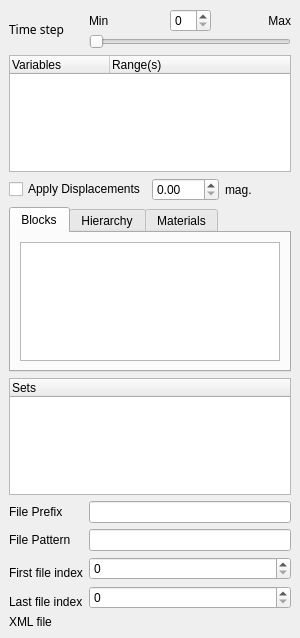
The window that Qt/Components/Resources/UI/pqExodusPanel.ui (wildmichael/ParaView3-enhancements-old) describes before a commit, drawn with Qt 5.
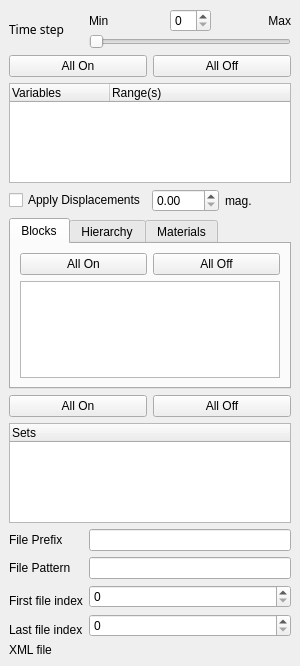
The same window after the commit. Custom widgets are drawn as their Qt base class.

Commit message: ENH:  Add All On/All Off buttons in the Exodus panel.       Fix off by one when DisplayType (1 based indexing) was       linked with QTabBar (0 based indexing).

```diff
--- a/Qt/Components/Resources/UI/pqExodusPanel.ui
+++ b/Qt/Components/Resources/UI/pqExodusPanel.ui
@@ -9,7 +9,7 @@
     <x>0</x>
     <y>0</y>
     <width>300</width>
-    <height>638</height>
+    <height>666</height>
    </rect>
   </property>
   <property name="sizePolicy" >
@@ -30,7 +30,159 @@
    <property name="spacing" >
     <number>6</number>
    </property>
-   <item row="10" column="1" >
+   <item row="7" column="0" >
+    <widget class="QLabel" name="label_7" >
+     <property name="sizePolicy" >
+      <sizepolicy>
+       <hsizetype>5</hsizetype>
+       <vsizetype>5</vsizetype>
+       <horstretch>0</horstretch>
+       <verstretch>0</verstretch>
+      </sizepolicy>
+     </property>
+     <property name="text" >
+      <string>File Prefix</string>
+     </property>
+     <property name="wordWrap" >
+      <bool>true</bool>
+     </property>
+    </widget>
+   </item>
+   <item row="4" column="0" colspan="2" >
+    <widget class="QTabWidget" name="DisplayType" >
+     <property name="currentIndex" >
+      <number>0</number>
+     </property>
+     <widget class="QWidget" name="tab_3" >
+      <attribute name="title" >
+       <string>Blocks</string>
+      </attribute>
+      <layout class="QGridLayout" >
+       <property name="margin" >
+        <number>9</number>
+       </property>
+       <property name="spacing" >
+        <number>6</number>
+       </property>
+       <item row="1" column="0" >
+        <widget class="QListWidget" name="BlockArrayStatus" >
+         <property name="minimumSize" >
+          <size>
+           <width>0</width>
+           <height>5</height>
+          </size>
+         </property>
+        </widget>
+       </item>
+       <item row="0" column="0" >
+        <layout class="QHBoxLayout" >
+         <property name="margin" >
+          <number>0</number>
+         </property>
+         <property name="spacing" >
+          <number>6</number>
+         </property>
+         <item>
+          <widget class="QPushButton" name="BlocksAllOn" >
+           <property name="text" >
+            <string>All On</string>
+           </property>
+          </widget>
+         </item>
+         <item>
+          <widget class="QPushButton" name="BlocksAllOff" >
+           <property name="text" >
+            <string>All Off</string>
+           </property>
+          </widget>
+         </item>
+        </layout>
+       </item>
+      </layout>
+     </widget>
+     <widget class="QWidget" name="tab" >
+      <attribute name="title" >
+       <string>Hierarchy</string>
+      </attribute>
+      <layout class="QGridLayout" >
+       <property name="margin" >
+        <number>9</number>
+       </property>
+       <property name="spacing" >
+        <number>6</number>
+       </property>
+       <item row="0" column="0" >
+        <layout class="QHBoxLayout" >
+         <property name="margin" >
+          <number>0</number>
+         </property>
+         <property name="spacing" >
+          <number>6</number>
+         </property>
+         <item>
+          <widget class="QPushButton" name="HierarchyAllOn" >
+           <property name="text" >
+            <string>All On</string>
+           </property>
+          </widget>
+         </item>
+         <item>
+          <widget class="QPushButton" name="HierarchyAllOff" >
+           <property name="text" >
+            <string>All Off</string>
+           </property>
+          </widget>
+         </item>
+        </layout>
+       </item>
+       <item row="1" column="0" >
+        <widget class="QListWidget" name="HierarchyArrayStatus" />
+       </item>
+      </layout>
+     </widget>
+     <widget class="QWidget" name="tab_2" >
+      <attribute name="title" >
+       <string>Materials</string>
+      </attribute>
+      <layout class="QGridLayout" >
+       <property name="margin" >
+        <number>9</number>
+       </property>
+       <property name="spacing" >
+        <number>6</number>
+       </property>
+       <item row="0" column="0" >
+        <layout class="QHBoxLayout" >
+         <property name="margin" >
+          <number>0</number>
+         </property>
+         <property name="spacing" >
+          <number>6</number>
+         </property>
+         <item>
+          <widget class="QPushButton" name="MaterialsAllOn" >
+           <property name="text" >
+            <string>All On</string>
+           </property>
+          </widget>
+         </item>
+         <item>
+          <widget class="QPushButton" name="MaterialsAllOff" >
+           <property name="text" >
+            <string>All Off</string>
+           </property>
+          </widget>
+         </item>
+        </layout>
+       </item>
+       <item row="1" column="0" >
+        <widget class="QListWidget" name="MaterialArrayStatus" />
+       </item>
+      </layout>
+     </widget>
+    </widget>
+   </item>
+   <item row="12" column="1" >
     <widget class="pqFileChooserWidget" name="XMLFileName" >
      <property name="sizePolicy" >
       <sizepolicy>
@@ -42,7 +194,7 @@
      </property>
     </widget>
    </item>
-   <item row="5" column="1" >
+   <item row="7" column="1" >
     <widget class="QLineEdit" name="FilePrefix" >
      <property name="sizePolicy" >
       <sizepolicy>
@@ -54,7 +206,7 @@
      </property>
     </widget>
    </item>
-   <item rowspan="2" row="8" column="1" >
+   <item rowspan="2" row="10" column="1" >
     <widget class="QSpinBox" name="FileRange_1" >
      <property name="sizePolicy" >
       <sizepolicy>
@@ -66,7 +218,7 @@
      </property>
     </widget>
    </item>
-   <item row="10" column="0" >
+   <item row="12" column="0" >
     <widget class="QLabel" name="label_4" >
      <property name="sizePolicy" >
       <sizepolicy>
@@ -84,7 +236,7 @@
      </property>
     </widget>
    </item>
-   <item row="7" column="1" >
+   <item row="9" column="1" >
     <widget class="QSpinBox" name="FileRange_0" >
      <property name="sizePolicy" >
       <sizepolicy>
@@ -96,7 +248,7 @@
      </property>
     </widget>
    </item>
-   <item rowspan="2" row="7" column="0" >
+   <item rowspan="2" row="9" column="0" >
     <widget class="QLabel" name="label_3" >
      <property name="sizePolicy" >
       <sizepolicy>
@@ -114,7 +266,7 @@
      </property>
     </widget>
    </item>
-   <item row="9" column="0" >
+   <item row="11" column="0" >
     <widget class="QLabel" name="label" >
      <property name="sizePolicy" >
       <sizepolicy>
@@ -214,87 +366,7 @@
      </item>
     </layout>
    </item>
-   <item row="4" column="0" colspan="2" >
-    <widget class="QTreeWidget" name="Sets" >
-     <property name="minimumSize" >
-      <size>
-       <width>0</width>
-       <height>100</height>
-      </size>
-     </property>
-     <property name="rootIsDecorated" >
-      <bool>false</bool>
-     </property>
-     <column>
-      <property name="text" >
-       <string>Sets</string>
-      </property>
-     </column>
-    </widget>
-   </item>
    <item row="3" column="0" colspan="2" >
-    <widget class="QTabWidget" name="DisplayType" >
-     <property name="currentIndex" >
-      <number>0</number>
-     </property>
-     <widget class="QWidget" name="tab_3" >
-      <attribute name="title" >
-       <string>Blocks</string>
-      </attribute>
-      <layout class="QGridLayout" >
-       <property name="margin" >
-        <number>9</number>
-       </property>
-       <property name="spacing" >
-        <number>6</number>
-       </property>
-       <item row="0" column="0" >
-        <widget class="QListWidget" name="BlockArrayStatus" >
-         <property name="minimumSize" >
-          <size>
-           <width>0</width>
-           <height>5</height>
-          </size>
-         </property>
-        </widget>
-       </item>
-      </layout>
-     </widget>
-     <widget class="QWidget" name="tab" >
-      <attribute name="title" >
-       <string>Hierarchy</string>
-      </attribute>
-      <layout class="QGridLayout" >
-       <property name="margin" >
-        <number>9</number>
-       </property>
-       <property name="spacing" >
-        <number>6</number>
-       </property>
-       <item row="0" column="0" >
-        <widget class="QListWidget" name="HierarchyArrayStatus" />
-       </item>
-      </layout>
-     </widget>
-     <widget class="QWidget" name="tab_2" >
-      <attribute name="title" >
-       <string>Materials</string>
-      </attribute>
-      <layout class="QGridLayout" >
-       <property name="margin" >
-        <number>9</number>
-       </property>
-       <property name="spacing" >
-        <number>6</number>
-       </property>
-       <item row="0" column="0" >
-        <widget class="QListWidget" name="MaterialArrayStatus" />
-       </item>
-      </layout>
-     </widget>
-    </widget>
-   </item>
-   <item row="2" column="0" colspan="2" >
     <layout class="QHBoxLayout" >
      <property name="margin" >
       <number>0</number>
@@ -324,7 +396,7 @@
      </item>
     </layout>
    </item>
-   <item row="1" column="0" colspan="2" >
+   <item row="2" column="0" colspan="2" >
     <widget class="QTreeWidget" name="Variables" >
      <property name="minimumSize" >
       <size>
@@ -347,25 +419,7 @@
      </column>
     </widget>
    </item>
-   <item row="5" column="0" >
-    <widget class="QLabel" name="label_7" >
-     <property name="sizePolicy" >
-      <sizepolicy>
-       <hsizetype>5</hsizetype>
-       <vsizetype>5</vsizetype>
-       <horstretch>0</horstretch>
-       <verstretch>0</verstretch>
-      </sizepolicy>
-     </property>
-     <property name="text" >
-      <string>File Prefix</string>
-     </property>
-     <property name="wordWrap" >
-      <bool>true</bool>
-     </property>
-    </widget>
-   </item>
-   <item row="6" column="1" >
+   <item row="8" column="1" >
     <widget class="QLineEdit" name="FilePattern" >
      <property name="sizePolicy" >
       <sizepolicy>
@@ -377,7 +431,7 @@
      </property>
     </widget>
    </item>
-   <item row="6" column="0" >
+   <item row="8" column="0" >
     <widget class="QLabel" name="label_6" >
      <property name="sizePolicy" >
       <sizepolicy>
@@ -395,6 +449,72 @@
      </property>
     </widget>
    </item>
+   <item row="1" column="0" colspan="2" >
+    <layout class="QHBoxLayout" >
+     <property name="margin" >
+      <number>0</number>
+     </property>
+     <property name="spacing" >
+      <number>6</number>
+     </property>
+     <item>
+      <widget class="QPushButton" name="VariablesAllOn" >
+       <property name="text" >
+        <string>All On</string>
+       </property>
+      </widget>
+     </item>
+     <item>
+      <widget class="QPushButton" name="VariablesAllOff" >
+       <property name="text" >
+        <string>All Off</string>
+       </property>
+      </widget>
+     </item>
+    </layout>
+   </item>
+   <item row="6" column="0" colspan="2" >
+    <widget class="QTreeWidget" name="Sets" >
+     <property name="minimumSize" >
+      <size>
+       <width>0</width>
+       <height>100</height>
+      </size>
+     </property>
+     <property name="rootIsDecorated" >
+      <bool>false</bool>
+     </property>
+     <column>
+      <property name="text" >
+       <string>Sets</string>
+      </property>
+     </column>
+    </widget>
+   </item>
+   <item row="5" column="0" colspan="2" >
+    <layout class="QHBoxLayout" >
+     <property name="margin" >
+      <number>0</number>
+     </property>
+     <property name="spacing" >
+      <number>6</number>
+     </property>
+     <item>
+      <widget class="QPushButton" name="SetsAllOn" >
+       <property name="text" >
+        <string>All On</string>
+       </property>
+      </widget>
+     </item>
+     <item>
+      <widget class="QPushButton" name="SetsAllOff" >
+       <property name="text" >
+        <string>All Off</string>
+       </property>
+      </widget>
+     </item>
+    </layout>
+   </item>
   </layout>
  </widget>
  <pixmapfunction></pixmapfunction>
```
The commit also changes 2 other files.
